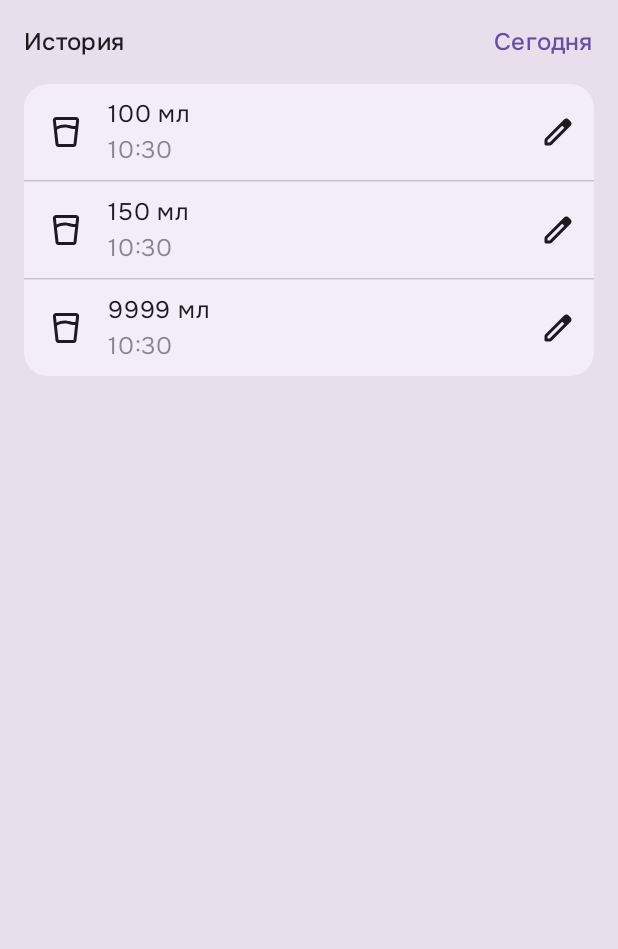
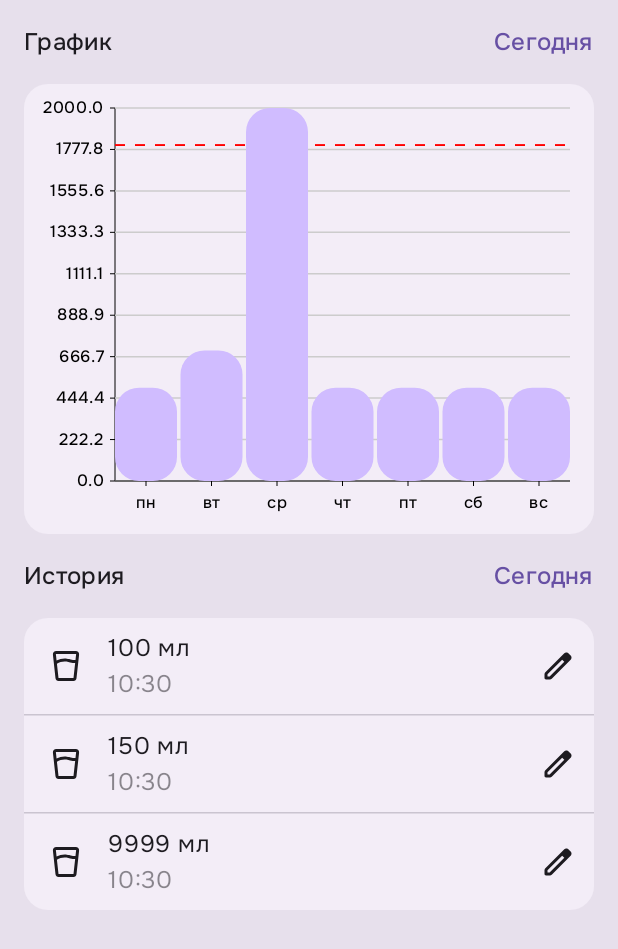
Before and after one commit to lonelywh1te/aqua-up-tracker, an Android app built with Jetpack Compose: the @Preview function HistoryScreenPreview, on a phone screen of 412 x 824 dp. Shown: the top 949 px of the screen. Run offline under Robolectric (Android 15) with nearby library versions, the phone set to English and light mode, and no system bars.

Commit message:
feat(ui): Custom BarChart

```diff
--- a/app/src/main/java/ru/lonelywh1te/aquaup/presentation/history/HistoryScreen.kt
+++ b/app/src/main/java/ru/lonelywh1te/aquaup/presentation/history/HistoryScreen.kt
@@ -44,16 +44,19 @@ import androidx.compose.ui.tooling.preview.Preview
 import androidx.compose.ui.unit.dp
 import org.koin.androidx.compose.koinViewModel
 import ru.lonelywh1te.aquaup.R
+import ru.lonelywh1te.aquaup.domain.model.WaterLog
 import ru.lonelywh1te.aquaup.domain.model.settings.VolumeUnit
-import ru.lonelywh1te.aquaup.domain.model.WaterLog
 import ru.lonelywh1te.aquaup.presentation.ui.components.AppSection
 import ru.lonelywh1te.aquaup.presentation.ui.components.ValueListItem
+import ru.lonelywh1te.aquaup.presentation.ui.components.charts.BarChart
+import ru.lonelywh1te.aquaup.presentation.ui.components.charts.BarChartData
+import ru.lonelywh1te.aquaup.presentation.ui.components.charts.BarChartEntry
 import ru.lonelywh1te.aquaup.presentation.ui.dialogs.CustomDatePickerDialog
 import ru.lonelywh1te.aquaup.presentation.ui.dialogs.NumberInputDialog
 import ru.lonelywh1te.aquaup.presentation.ui.dialogs.TimeInputDialog
 import ru.lonelywh1te.aquaup.presentation.ui.theme.AquaUpTheme
+import ru.lonelywh1te.aquaup.presentation.ui.utils.toStringFormat
 import ru.lonelywh1te.aquaup.presentation.ui.utils.valueStringRes
-import ru.lonelywh1te.aquaup.presentation.ui.utils.toStringFormat
 import java.time.LocalDate
 import java.time.LocalDateTime
 import java.time.LocalTime
@@ -100,6 +103,33 @@ fun HistoryContent(
             .fillMaxSize()
             .verticalScroll(rememberScrollState())
     ) {
+        AppSection(
+            title = "График",
+            value = historyDate.toStringFormat()
+        ) {
+            // TODO: real data
+
+            BarChart(
+                modifier = Modifier
+                    .height(300.dp),
+                barChartData = BarChartData(
+                    data = listOf(
+                        BarChartEntry("пн", 500f),
+                        BarChartEntry("вт", 700f),
+                        BarChartEntry("ср", 2000f),
+                        BarChartEntry("чт", 500f),
+                        BarChartEntry("пт", 500f),
+                        BarChartEntry("сб", 500f),
+                        BarChartEntry("вс", 500f),
+                    )
+                ),
+                target = 1800f,
+                barCornerRadius = 16.dp,
+                barColor = MaterialTheme.colorScheme.inversePrimary,
+                textStyle = MaterialTheme.typography.labelSmall,
+            )
+        }
+
         AppSection(
             title = stringResource(R.string.history),
             value = historyDate.toStringFormat(),
--- /dev/null
+++ b/app/src/main/java/ru/lonelywh1te/aquaup/presentation/ui/components/charts/BarChart.kt
@@ -0,0 +1,205 @@
+package ru.lonelywh1te.aquaup.presentation.ui.components.charts
+
+import androidx.compose.foundation.Canvas
+import androidx.compose.foundation.layout.fillMaxSize
+import androidx.compose.foundation.layout.padding
+import androidx.compose.material3.MaterialTheme
+import androidx.compose.runtime.Composable
+import androidx.compose.runtime.remember
+import androidx.compose.ui.Modifier
+import androidx.compose.ui.geometry.CornerRadius
+import androidx.compose.ui.geometry.Offset
+import androidx.compose.ui.geometry.Size
+import androidx.compose.ui.graphics.Color
+import androidx.compose.ui.graphics.PathEffect
+import androidx.compose.ui.text.AnnotatedString
+import androidx.compose.ui.text.TextStyle
+import androidx.compose.ui.text.drawText
+import androidx.compose.ui.text.rememberTextMeasurer
+import androidx.compose.ui.tooling.preview.Preview
+import androidx.compose.ui.unit.Dp
+import androidx.compose.ui.unit.dp
+import ru.lonelywh1te.aquaup.presentation.ui.theme.AquaUpTheme
+
+@Composable
+fun BarChart(
+    barChartData: BarChartData,
+    target: Float? = null,
+    maxY: Float = target ?: 0f,
+    ySteps: Int = 10,
+    barSpacing: Dp = 2.dp,
+    barCornerRadius: Dp = 4.dp,
+    barColor: Color = Color.Blue,
+    targetColor: Color = Color.Red,
+    axisColor: Color = Color.Black,
+    gridColor: Color = Color.LightGray,
+    textColor: Color = axisColor,
+    textStyle: TextStyle,
+    modifier: Modifier = Modifier
+) {
+    require(ySteps >= 2) { "ySteps steps should be >= 2" }
+
+    val textMeasurer = rememberTextMeasurer()
+    val maxY = maxOf(maxY, barChartData.data.maxOfOrNull { it.y } ?: 0f)
+
+    val xLabels = remember { barChartData.data.map { it.x } }
+    val xLabelLayouts = remember(xLabels, textStyle) {
+        xLabels.map { label ->
+            textMeasurer.measure(
+                text = AnnotatedString(label),
+                style = textStyle
+            )
+        }
+    }
+    val maxXLabelHeight = xLabelLayouts.maxOfOrNull { it.size.height } ?: 0
+
+    val yLabels = remember { List(ySteps) { i -> maxY * i / (ySteps - 1) } }
+    val yLabelLayouts = remember(yLabels, textStyle) {
+        yLabels.map { v ->
+            textMeasurer.measure(
+                text = AnnotatedString(String.format("%.1f", v)),
+                style = textStyle
+            )
+        }
+    }
+    val maxYLabelWidth = yLabelLayouts.maxOf { it.size.width }
+
+    Canvas(
+        modifier = modifier
+            .padding(16.dp)
+            .fillMaxSize()
+    ) {
+        val width = size.width
+        val height = size.height
+
+        val pointWidth = 5f
+        val xAxisOffset = pointWidth + maxXLabelHeight
+        val yAxisOffset = pointWidth + maxYLabelWidth
+
+        val xAxisY = height - xAxisOffset
+        val yAxisX = yAxisOffset
+
+        val plotWidth = width - yAxisX
+        val plotHeight = height - xAxisOffset
+
+        val dataCount = barChartData.data.size
+        val barSpacingPx = barSpacing.toPx()
+        val maxBarWidth = (plotWidth / barChartData.data.size) - barSpacingPx
+        val barWidth = maxBarWidth.coerceAtLeast(1f)
+
+        val xStep = if (dataCount > 1) (plotWidth - barWidth) / (dataCount - 1) else 0f
+        val yStep = plotHeight / (ySteps - 1)
+
+        // ось Y
+        drawLine(
+            color = axisColor,
+            start = Offset(yAxisX, 0f),
+            end = Offset(yAxisX, xAxisY),
+        )
+
+        for (i in 0 until ySteps) {
+            val y = xAxisY - i * yStep
+
+            // сетка
+            drawLine(
+                color = gridColor,
+                start = Offset(yAxisX, y),
+                end = Offset(width, y),
+                strokeWidth = 1.dp.toPx()
+            )
+
+            // точки оси Y
+            drawLine(
+                color = Color.Black,
+                start = Offset(yAxisX, y),
+                end = Offset(yAxisX - pointWidth, y),
+            )
+
+            // подписи оси Y
+            val textLayoutResult = yLabelLayouts[i]
+            drawText(
+                textLayoutResult = textLayoutResult,
+                topLeft = Offset(
+                    x = yAxisX - textLayoutResult.size.width - pointWidth * 2,
+                    y = y - textLayoutResult.size.height / 2
+                ),
+                color = textColor
+            )
+
+            // линия цели
+            target?.let {
+                val normalized = (target / maxY).coerceIn(0f, 1f)
+                val targetY = xAxisY - normalized * plotHeight
+                drawLine(
+                    color = targetColor,
+                    start = Offset(yAxisX, targetY),
+                    end = Offset(width, targetY),
+                    pathEffect = PathEffect.dashPathEffect(
+                        intervals = floatArrayOf(10f, 10f)
+                    )
+                )
+            }
+        }
+
+        // ось X
+        drawLine(
+            color = axisColor,
+            start = Offset(yAxisX, xAxisY),
+            end = Offset(width, xAxisY),
+        )
+
+        barChartData.data.forEachIndexed { i, entry ->
+            val barCenterX = xStep * i + barWidth / 2 + yAxisX
+
+            // точки оси X
+            drawLine(
+                color = axisColor,
+                start = Offset(barCenterX, xAxisY),
+                end = Offset(barCenterX, xAxisY + pointWidth)
+            )
+
+            // столбцы
+            val normalized = (entry.y / maxY).coerceIn(0f, 1f)
+            val barTopY = xAxisY - normalized * plotHeight
+            val barHeightPx = xAxisY - barTopY
+            drawRoundRect(
+                color = barColor,
+                topLeft = Offset(xStep * i + yAxisX, barTopY),
+                size = Size(barWidth, barHeightPx),
+                cornerRadius = CornerRadius(barCornerRadius.toPx(), barCornerRadius.toPx())
+            )
+
+            // подписи оси X
+            val textLayoutResult = xLabelLayouts[i]
+            drawText(
+                textLayoutResult = textLayoutResult,
+                topLeft = Offset(barCenterX - textLayoutResult.size.width / 2, xAxisY + pointWidth * 2),
+                color = textColor
+            )
+        }
+
+    }
+}
+
+@Preview(showBackground = true)
+@Composable
+private fun BarChartPreview() {
+    AquaUpTheme {
+        BarChart(
+            BarChartData(
+                data = listOf(
+                    BarChartEntry("пн", 500f),
+                    BarChartEntry("вт", 700f),
+                    BarChartEntry("ср", 2000f),
+                    BarChartEntry("чт", 500f),
+                    BarChartEntry("пт", 500f),
+                    BarChartEntry("сб", 500f),
+                    BarChartEntry("вс", 500f),
+                )
+            ),
+            target = 1800f,
+            maxY = 1800f,
+            textStyle = MaterialTheme.typography.labelSmall
+        )
+    }
+}
--- /dev/null
+++ b/app/src/main/java/ru/lonelywh1te/aquaup/presentation/ui/components/charts/BarChartData.kt
@@ -0,0 +1,5 @@
+package ru.lonelywh1te.aquaup.presentation.ui.components.charts
+
+data class BarChartData(
+    val data: List<BarChartEntry>
+)
--- /dev/null
+++ b/app/src/main/java/ru/lonelywh1te/aquaup/presentation/ui/components/charts/BarChartEntry.kt
@@ -0,0 +1,6 @@
+package ru.lonelywh1te.aquaup.presentation.ui.components.charts
+
+data class BarChartEntry(
+    val x: String,
+    val y: Float,
+)
```
